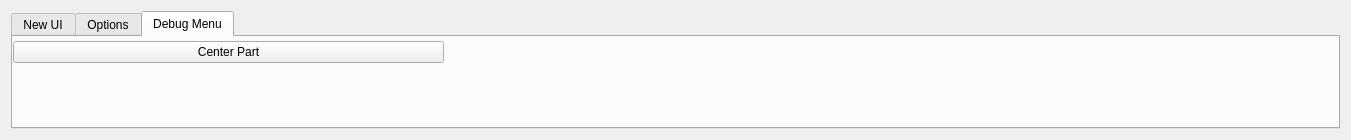
Before: the Qt Designer form AdenitaCoreSE/form/SEAdenitaCoreSEAppGUI.ui in edellano/Adenita-SAMSON-Edition, drawn with Qt 5.
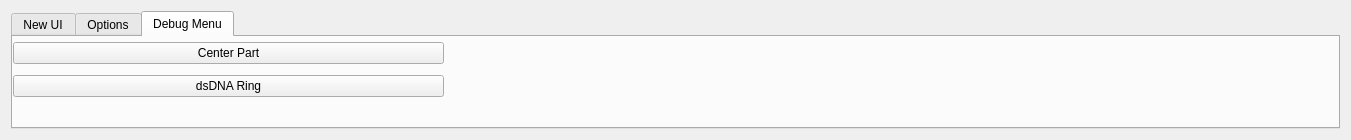
After: the same form once the commit is applied. The open tabs and pages were chosen to show the change.

Commit message: Adding option to set a single strand as scaffold in the inspector Adding dsDNA ring creator (debug mode)

Patch:
```diff
--- a/AdenitaCoreSE/form/SEAdenitaCoreSEAppGUI.ui
+++ b/AdenitaCoreSE/form/SEAdenitaCoreSEAppGUI.ui
@@ -463,7 +463,7 @@
            <x>0</x>
            <y>0</y>
            <width>431</width>
-           <height>31</height>
+           <height>65</height>
           </rect>
          </property>
          <layout class="QGridLayout" name="gridLayout_3">
@@ -474,6 +474,13 @@
             </property>
            </widget>
           </item>
+          <item row="1" column="0" colspan="2">
+           <widget class="QPushButton" name="btnDSRing">
+            <property name="text">
+             <string>dsDNA Ring</string>
+            </property>
+           </widget>
+          </item>
          </layout>
         </widget>
        </widget>
```
Left out of the diff: 19 changed lines with no effect on the pictures. The commit also changes 9 other files.
